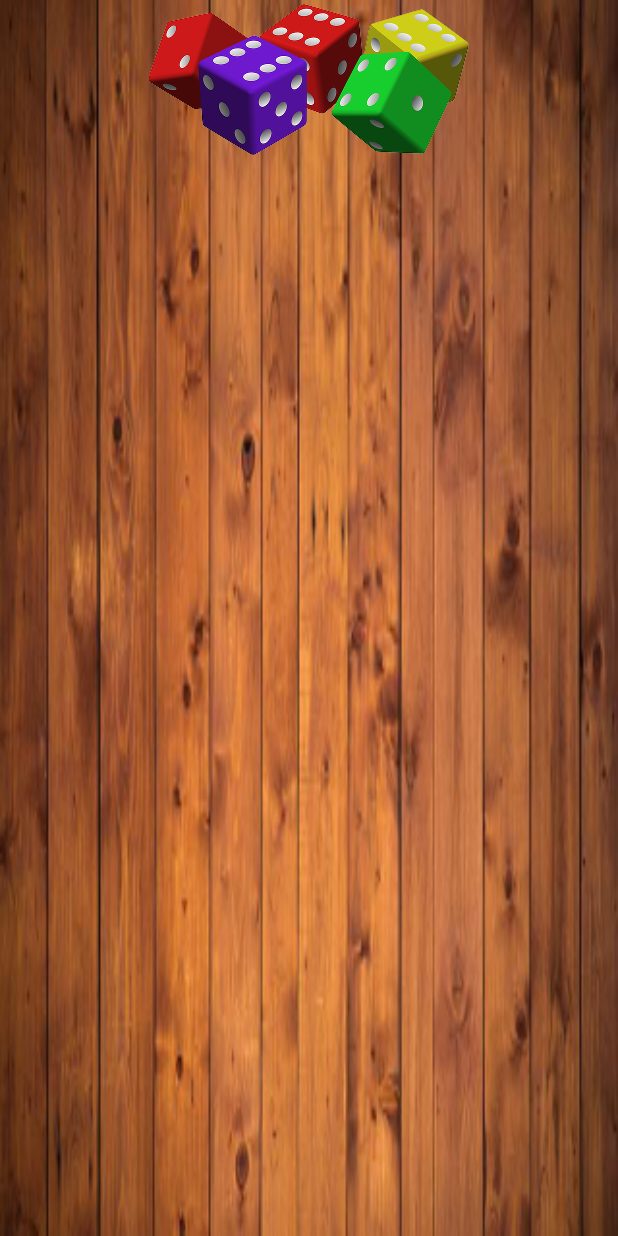
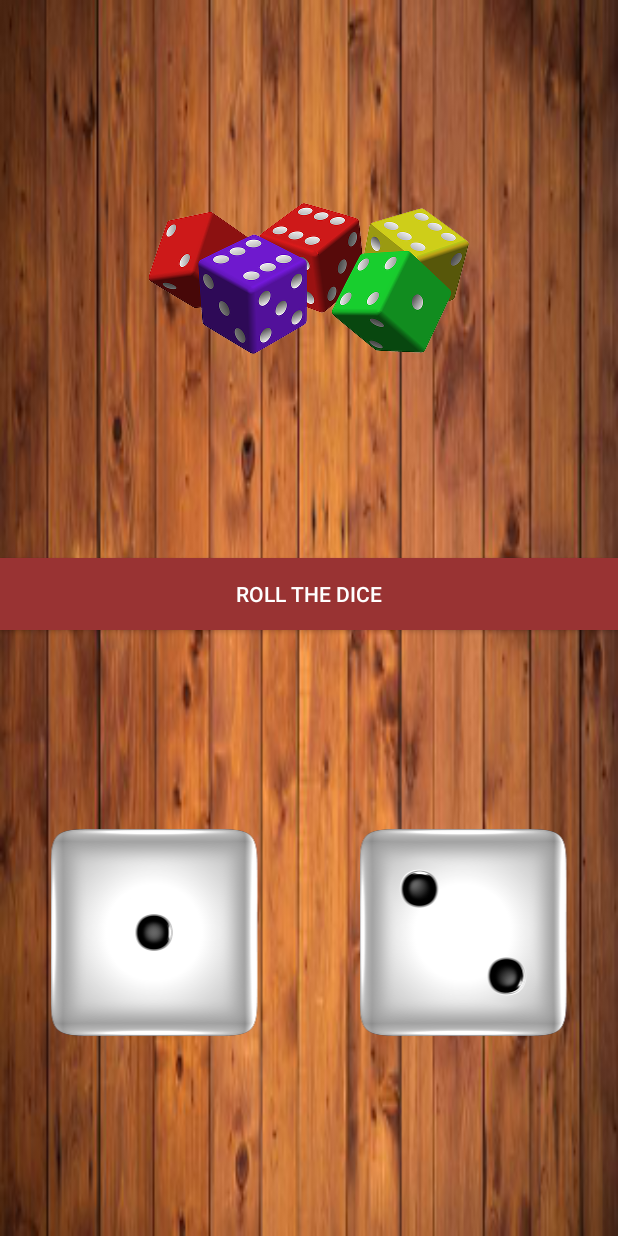
Before and after one commit to koiiNyan/MyDiceApp, an Android app: the MainActivity screen opened directly, with no data from a screen before it, on a phone screen of 412 x 824 dp. Run offline under Robolectric (Android 15) with nearby library versions, the light colour scheme and no system bars.

Commit message:
added images in layout

```diff
--- a/app/src/main/res/layout/activity_main.xml
+++ b/app/src/main/res/layout/activity_main.xml
@@ -11,14 +11,41 @@
 
     <RelativeLayout
         android:layout_width="match_parent"
-        android:layout_height="wrap_content">
+        android:layout_height="wrap_content"
+        android:layout_weight="1">
 
         <ImageView
             android:id="@+id/imageView"
             android:layout_width="wrap_content"
             android:layout_height="wrap_content"
             app:srcCompat="@drawable/top_image"
-            android:layout_centerHorizontal="true"/>
+            android:layout_centerHorizontal="true"
+            android:layout_centerInParent="true"/>
     </RelativeLayout>
 
+    <Button
+        android:layout_width="match_parent"
+        android:layout_height="wrap_content"
+        android:text="Roll the dice"
+        android:background="#993333"
+        android:textColor="#fff"
+        />
+
+    <LinearLayout
+        android:layout_width="match_parent"
+        android:layout_height="wrap_content"
+        android:layout_weight="1"
+        android:gravity="center">
+
+        <ImageView
+            android:layout_width="wrap_content"
+            android:layout_height="wrap_content"
+            android:src="@drawable/dice1"
+            android:layout_weight="50"/>
+        <ImageView
+            android:layout_width="wrap_content"
+            android:layout_height="wrap_content"
+            android:src="@drawable/dice2"
+            android:layout_weight="50"/>
+    </LinearLayout>
 </androidx.appcompat.widget.LinearLayoutCompat>
```
